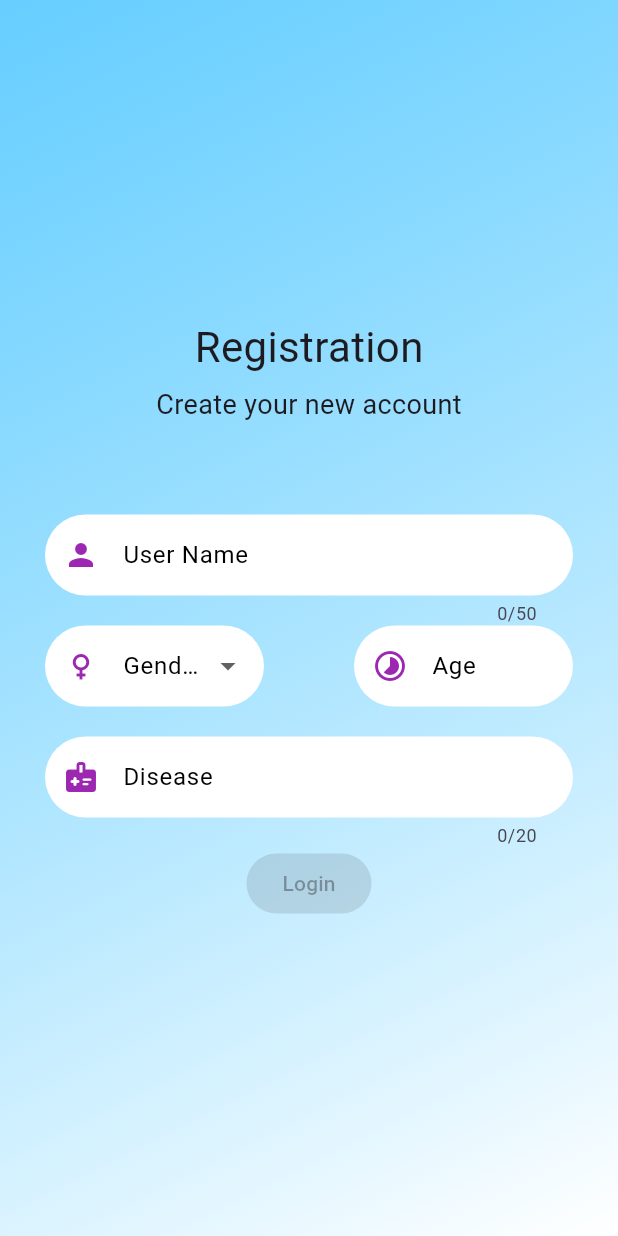
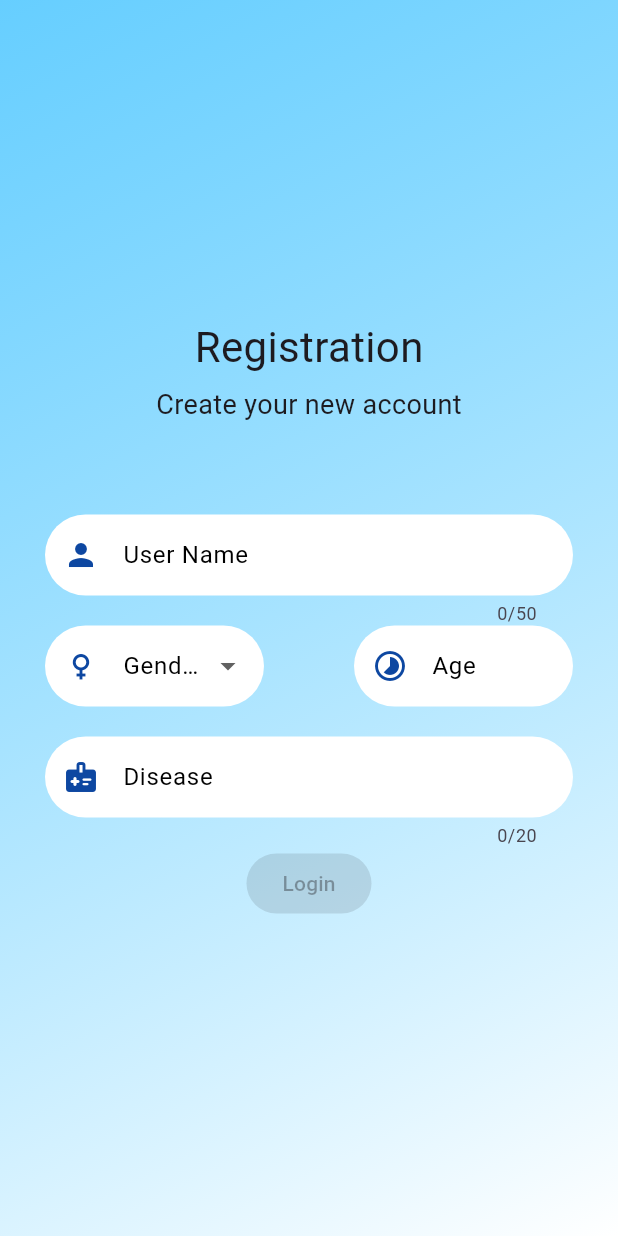
Before and after one commit to DON2604/Fit-Fit-Watch, a Flutter app: the screen it shows after launch, on a phone screen of 412 x 824 dp. Run offline on Flutter 3.47's test engine with Material 3 defaults, Android fonts, the phone set to English and light mode, and no system bars; our stand-ins replace carousel_slider, flutter_dotenv, flutter_vector_icons, geolocator, google_maps_flutter, location and 3 more; missing offline and left inert: simple_progress_indicators.

```diff
--- a/lib/main.dart
+++ b/lib/main.dart
@@ -1,8 +1,9 @@
 import 'package:flutter/material.dart';
+import 'package:flutter_dotenv/flutter_dotenv.dart';
 import 'package:watch/screens/splash_screen.dart';
-import 'package:watch/screens/tabs.dart';
 
-void main() {
+Future main() async {
+  await dotenv.load(fileName: ".env");
   runApp(
     const MaterialApp(
       home: SplashScreen()
--- a/lib/screens/login.dart
+++ b/lib/screens/login.dart
@@ -94,9 +94,9 @@ class _LoginScreenState extends State<LoginScreen> {
                       ),
                       filled: true,
                       fillColor: Colors.white,
-                      prefixIcon: const Icon(
+                      prefixIcon: Icon(
                         Icons.person,
-                        color: Colors.purple,
+                        color: Colors.blue[900],
                       ),
                       labelStyle: const TextStyle(
                         color: Colors.black,
@@ -135,9 +135,9 @@ class _LoginScreenState extends State<LoginScreen> {
                             ),
                             filled: true,
                             fillColor: Colors.white,
-                            prefixIcon: const Icon(
+                            prefixIcon: Icon(
                               Icons.female,
-                              color: Colors.purple,
+                              color: Colors.blue[900],
                             ),
                             labelStyle: const TextStyle(
                               color: Colors.black,
@@ -163,9 +163,9 @@ class _LoginScreenState extends State<LoginScreen> {
                             ),
                             filled: true,
                             fillColor: Colors.white,
-                            prefixIcon: const Icon(
+                            prefixIcon: Icon(
                               Icons.timelapse_rounded,
-                              color: Colors.purple,
+                              color: Colors.blue[900],
                             ),
                             labelStyle: const TextStyle(
                               color: Colors.black,
@@ -195,9 +195,9 @@ class _LoginScreenState extends State<LoginScreen> {
                       ),
                       filled: true,
                       fillColor: Colors.white,
-                      prefixIcon: const Icon(
+                      prefixIcon: Icon(
                         Icons.medical_information_rounded,
-                        color: Colors.purple,
+                        color: Colors.blue[900],
                       ),
                       labelStyle: const TextStyle(
                         color: Colors.black,
--- a/pubspec.yaml
+++ b/pubspec.yaml
@@ -43,6 +43,9 @@ dependencies:
   simple_progress_indicators: ^0.2.0
   carousel_slider: ^4.2.1
   shared_preferences: ^2.2.3
+  google_maps_flutter: ^2.7.0
+  location: ^6.0.2
+  flutter_dotenv: ^5.1.0
 
 dev_dependencies:
   flutter_test:
@@ -83,6 +86,7 @@ flutter:
     - assets/items/item4.jpg
     - assets/items/item5.jpg
     - assets/splashscreen/img1.png
+    - .env
 
 
 
```
Also changed, not shown: lib/screens/record.dart (+148 -3 lines), pubspec.lock, 4 other files.
